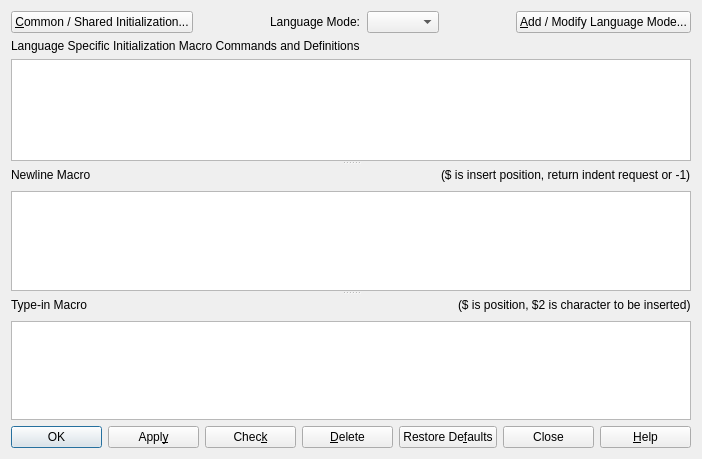
This is source/ui/DialogSmartIndent.ui in eteran/nedit-ng as Qt 5 draws it before an edit. The edited form follows.
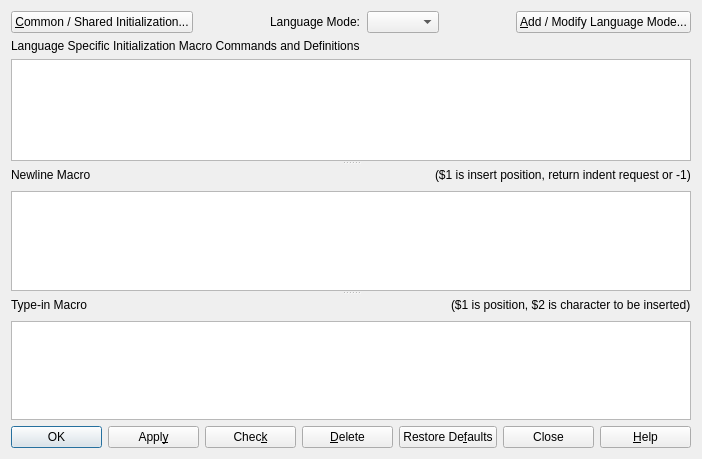
This is the edited form. Icons and pictures are not drawn.

Diff of the .ui file:
```diff
--- a/source/ui/DialogSmartIndent.ui
+++ b/source/ui/DialogSmartIndent.ui
@@ -120,7 +120,7 @@
          <item>
           <widget class="QLabel" name="label_6">
            <property name="text">
-            <string>($ is insert position, return indent request or -1)</string>
+            <string>($1 is insert position, return indent request or -1)</string>
            </property>
           </widget>
          </item>
@@ -164,7 +164,7 @@
          <item>
           <widget class="QLabel" name="label_5">
            <property name="text">
-            <string>($ is position, $2 is character to be inserted)</string>
+            <string>($1 is position, $2 is character to be inserted)</string>
            </property>
           </widget>
          </item>
```
